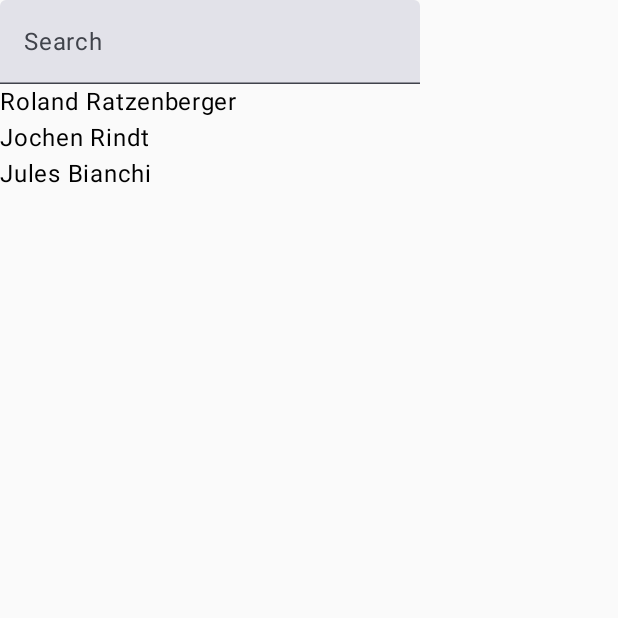
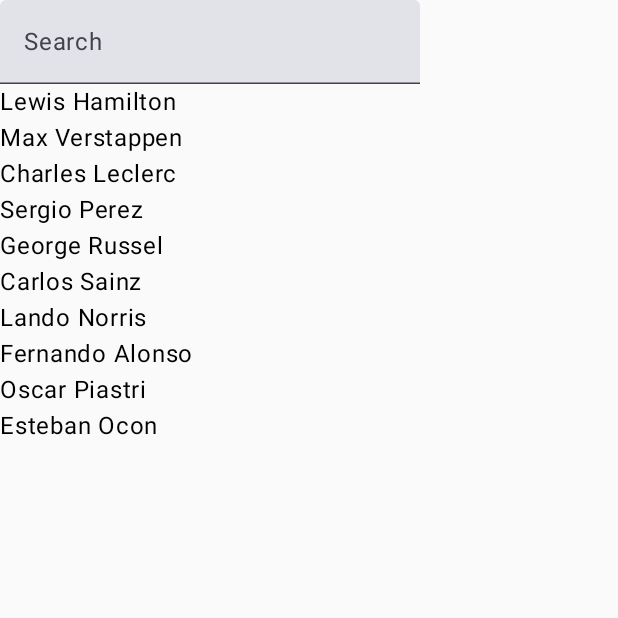
Before and after one commit to ShaneWhitmore/F1-Geek, an Android app built with Jetpack Compose: the screen it shows after launch (MainActivity), on a phone screen of 412 x 824 dp, the top half of it. Run offline under Robolectric (Android 15) with nearby library versions, the phone set to English and light mode, and no system bars.

Commit message:
Week 5 Lab 1 - Created DriverStore

```diff
--- a/app/src/main/java/com/example/f1geek/MainActivity.kt
+++ b/app/src/main/java/com/example/f1geek/MainActivity.kt
@@ -3,47 +3,39 @@ package com.example.f1geek
 import android.os.Bundle
 import androidx.activity.ComponentActivity
 import androidx.activity.compose.setContent
-import androidx.activity.enableEdgeToEdge
 import androidx.compose.foundation.layout.Column
 import androidx.compose.material3.Text
 import androidx.compose.material3.TextField
 import androidx.compose.runtime.Composable
 import androidx.compose.runtime.getValue
 import androidx.compose.runtime.mutableStateOf
-import androidx.compose.runtime.remember
 import androidx.compose.runtime.saveable.rememberSaveable
 import androidx.compose.runtime.setValue
 import androidx.compose.ui.Modifier
 import androidx.compose.ui.tooling.preview.Preview
 import com.example.f1geek.model.Driver
+import com.example.f1geek.model.seedDriverStore
 import com.example.f1geek.ui.theme.F1GeekTheme
 
 class MainActivity : ComponentActivity() {
 
     override fun onCreate(savedInstanceState: Bundle?) {
         super.onCreate(savedInstanceState)
-        enableEdgeToEdge()
+//        enableEdgeToEdge()
         setContent {
             F1GeekTheme {
-                DriverList()
+                val driverStore = seedDriverStore()
+                DriverList(drivers = driverStore.drivers)
             }
         }
     }
 }
 
+
 @Composable
-fun DriverList(modifier: Modifier = Modifier) {
-    val drivers = listOf(
-        Driver(
-            firstName = "Roland", surname = "Ratzenberger", abbreviatedName = "RAT", number = 32
-        ),
-        Driver(firstName = "Jochen", surname = "Rindt", abbreviatedName = "RIN", number = 22),
-        Driver(firstName = "Jules", surname = "Bianchi", abbreviatedName = "BIA", number = 17)
-    )
-
-    var filterText by rememberSaveable  { mutableStateOf("") }
+fun DriverList(drivers: List<Driver>, modifier: Modifier = Modifier) {
+    var filterText by rememberSaveable { mutableStateOf("") }
     println("Hello, i'm recomposing")
-
     Column {
         TextField(
             value = filterText,
@@ -60,6 +52,8 @@ fun DriverList(modifier: Modifier = Modifier) {
 @Composable
 fun GreetingPreview() {
     F1GeekTheme {
-        DriverList()
+        val driverStore = seedDriverStore()
+        DriverList(drivers = driverStore.drivers)
     }
+
 }
--- /dev/null
+++ b/app/src/main/java/com/example/f1geek/model/DriverStore.kt
@@ -0,0 +1,26 @@
+package com.example.f1geek.model
+
+class DriverStore(val drivers: List<Driver> = mutableListOf())
+
+fun seedDriverStore(): DriverStore{
+    // TODO: add 10 drivers to a mutable list and return an initialised driver store
+    // You can make up your own formula 1 drivers or use real ones, it's up to you
+
+    val drivers = mutableListOf(
+        Driver(firstName = "Lewis", surname = "Hamilton", abbreviatedName = "HAM", number = 44),
+        Driver(firstName = "Max", surname = "Verstappen", abbreviatedName = "VER", number = 1),
+        Driver(firstName = "Charles", surname = "Leclerc", abbreviatedName = "LEC", number = 16),
+        Driver(firstName = "Sergio", surname = "Perez", abbreviatedName = "PER", number = 11),
+        Driver(firstName = "George", surname = "Russel", abbreviatedName = "RUS", number = 63),
+        Driver(firstName = "Carlos", surname = "Sainz", abbreviatedName = "SAI", number = 55),
+        Driver(firstName = "Lando", surname = "Norris", abbreviatedName = "NOR", number = 4),
+        Driver(firstName = "Fernando", surname = "Alonso", abbreviatedName = "ALO", number = 14),
+        Driver(firstName = "Oscar", surname = "Piastri", abbreviatedName = "PIA", number = 81),
+        Driver(firstName = "Esteban", surname = "Ocon", abbreviatedName = "OCO", number = 31)
+    )
+
+
+
+
+    return DriverStore(drivers)
+}
```
